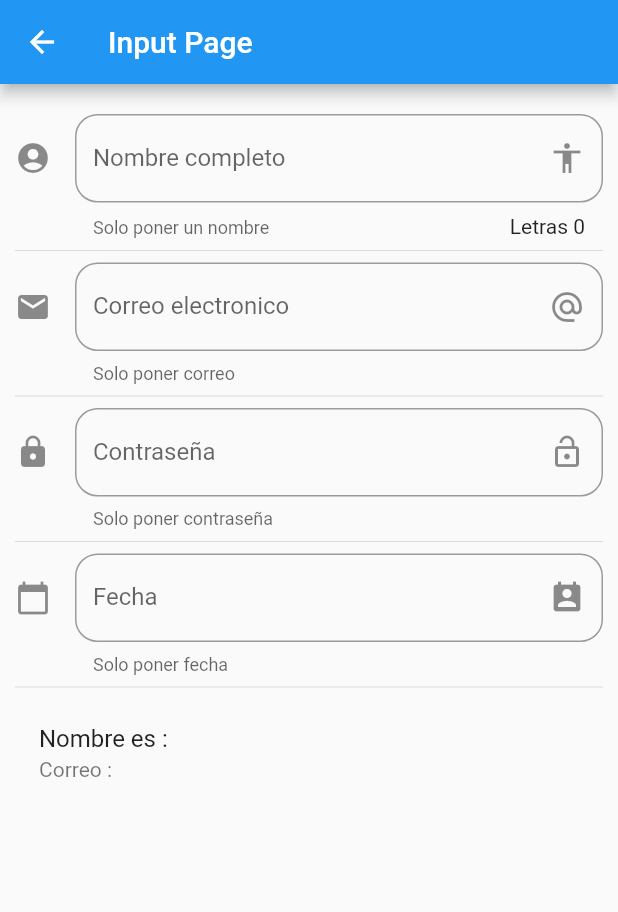
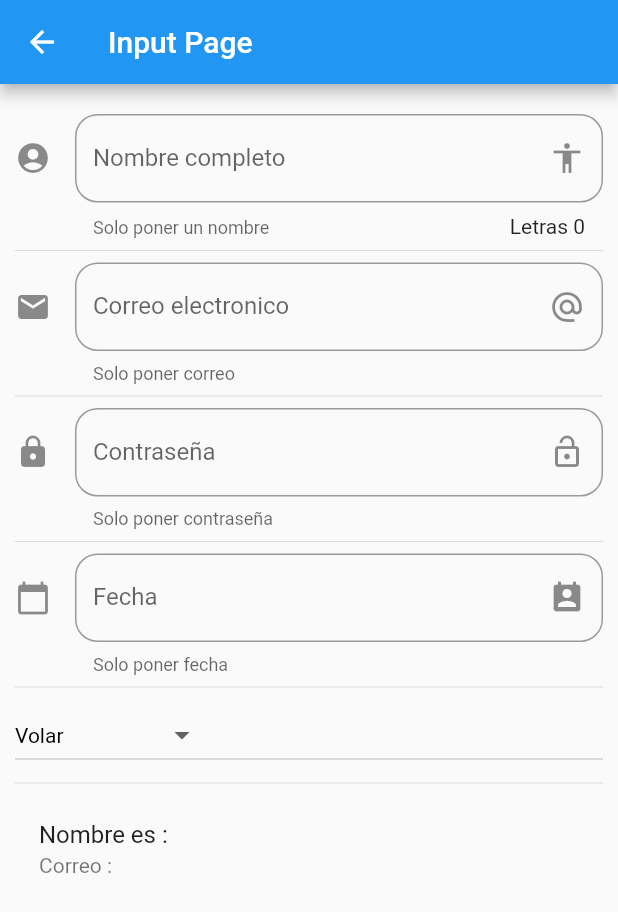
Before and after one commit to eddieHdz/flutter_componentes, a Flutter app: the inputPage screen opened by its route, on a phone screen of 412 x 824 dp. Shown: the top 912 px of the screen. Run offline on Flutter 3.47's test engine with Material 2 defaults, Android fonts, the phone set to English and light mode, and no system bars.

Commit message:
se agrego un dropdownmenu a la pagina de inputs

```diff
--- a/lib/src/pages/input_page.dart
+++ b/lib/src/pages/input_page.dart
@@ -10,14 +10,8 @@ class _inputPageState extends State<inputPage> {
   String _correo = '';
   String _pass = '';
   String _fecha = '';
+  String dropdownValue = 'Volar';
 
-  List<String> _poderes = [
-    'volar',
-    'super fuerza',
-    'vision calorifica',
-    'aliento de hielo',
-    'super velocidad'
-  ];
   TextEditingController _inputFileDateController = new TextEditingController();
 
   @override
@@ -37,8 +31,8 @@ class _inputPageState extends State<inputPage> {
           Divider(),
           _crearFecha(context),
           Divider(),
-          /* _crearDropDown(),
-          Divider(), */
+          _crearDropDown(),
+          Divider(),
           _crearPersona(),
         ],
       ),
@@ -132,6 +126,31 @@ class _inputPageState extends State<inputPage> {
     }
   }
 
+  Widget _crearDropDown() {
+    return DropdownButton<String>(
+      value: dropdownValue,
+      icon: const Icon(Icons.arrow_drop_down),
+      elevation: 16,
+      style: const TextStyle(color: Colors.black),
+      onChanged: (String? newValue) {
+        setState(() {
+          dropdownValue = newValue!;
+        });
+      },
+      items: <String>[
+        'Volar',
+        'Super fuerza',
+        'Vision calorifica',
+        'Super velocidad'
+      ].map<DropdownMenuItem<String>>((String value) {
+        return DropdownMenuItem<String>(
+          value: value,
+          child: Text(value),
+        );
+      }).toList(),
+    );
+  }
+
   Widget _crearPersona() {
     return ListTile(
       title: Text('Nombre es : $_nombre'),
```
